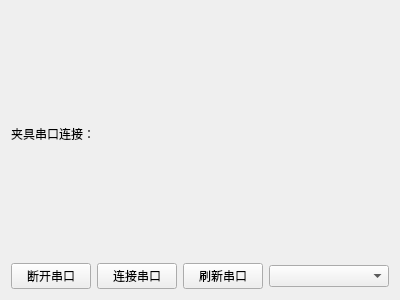
Before: the Qt Designer form platform/settings/widgets/fixture_uart.ui in yuhuang163/test, drawn with Qt 5.
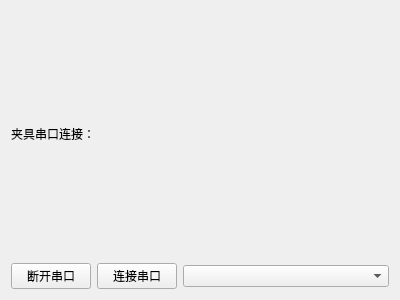
After: the same form once the commit is applied.

Commit message: 删除串口显示com1，治具串口删掉刷新按键，删除幽灵串口

Diff of the .ui file:
```diff
--- a/platform/settings/widgets/fixture_uart.ui
+++ b/platform/settings/widgets/fixture_uart.ui
@@ -45,19 +45,6 @@
          </property>
         </widget>
        </item>
-       <item>
-        <widget class="QPushButton" name="FixturerefreshCom">
-         <property name="maximumSize">
-          <size>
-           <width>16777215</width>
-           <height>16777215</height>
-          </size>
-         </property>
-         <property name="text">
-          <string>刷新串口</string>
-         </property>
-        </widget>
-       </item>
        <item>
         <widget class="QComboBox" name="FixturecomNameCombo">
          <property name="sizePolicy">
```
The commit also changes 7 other files.
